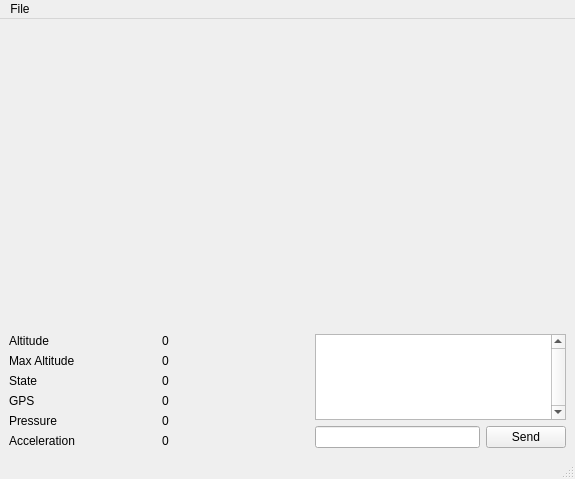
Before: the Qt Designer form main.ui in UBC-Rocket/UBCRocketGroundStation, drawn with Qt 5.
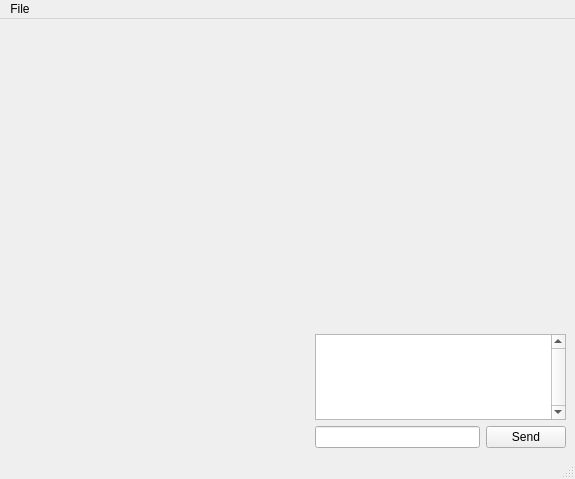
After: the same form once the commit is applied. Custom widgets are drawn as their Qt base class.

Commit message:
Add labels to rocket profiles
- Added a modular label system to the rocket profiles feature. Each rocket profile now has its own subclass and is constructed with an additional dictionary containing labels for various data from the rocket.
- Each subclass of RocketProfile (Tantalus, CoPilot, etc.) now contains a static method corresponding to every dictionary element that determines how to create the label for that data.

What changed in the file:
```diff
--- a/main.ui
+++ b/main.ui
@@ -15,130 +15,6 @@
   </property>
   <widget class="QWidget" name="centralwidget">
    <layout class="QGridLayout" name="gridLayout_2">
-    <item row="2" column="0">
-     <layout class="QGridLayout" name="gridLayout_6">
-      <item row="5" column="0">
-       <widget class="QLabel" name="label_9">
-        <property name="sizePolicy">
-         <sizepolicy hsizetype="Minimum" vsizetype="Preferred">
-          <horstretch>0</horstretch>
-          <verstretch>0</verstretch>
-         </sizepolicy>
-        </property>
-        <property name="text">
-         <string>Acceleration</string>
-        </property>
-       </widget>
-      </item>
-      <item row="0" column="1">
-       <widget class="QLabel" name="AltitudeLabel">
-        <property name="text">
-         <string>0</string>
-        </property>
-       </widget>
-      </item>
-      <item row="2" column="1">
-       <widget class="QLabel" name="StateLabel">
-        <property name="text">
-         <string>0</string>
-        </property>
-       </widget>
-      </item>
-      <item row="3" column="1">
-       <widget class="QLabel" name="GpsLabel">
-        <property name="text">
-         <string>0</string>
-        </property>
-       </widget>
-      </item>
-      <item row="5" column="1">
-       <widget class="QLabel" name="AccelerationLabel">
-        <property name="text">
-         <string>0</string>
-        </property>
-       </widget>
-      </item>
-      <item row="4" column="1">
-       <widget class="QLabel" name="PressureLabel">
-        <property name="text">
-         <string>0</string>
-        </property>
-       </widget>
-      </item>
-      <item row="3" column="0">
-       <widget class="QLabel" name="label_5">
-        <property name="sizePolicy">
-         <sizepolicy hsizetype="Minimum" vsizetype="Preferred">
-          <horstretch>0</horstretch>
-          <verstretch>0</verstretch>
-         </sizepolicy>
-        </property>
-        <property name="text">
-         <string>GPS</string>
-        </property>
-       </widget>
-      </item>
-      <item row="0" column="0">
-       <widget class="QLabel" name="label">
-        <property name="sizePolicy">
-         <sizepolicy hsizetype="Minimum" vsizetype="Preferred">
-          <horstretch>0</horstretch>
-          <verstretch>0</verstretch>
-         </sizepolicy>
-        </property>
-        <property name="text">
-         <string>Altitude</string>
-        </property>
-       </widget>
-      </item>
-      <item row="2" column="0">
-       <widget class="QLabel" name="label_3">
-        <property name="sizePolicy">
-         <sizepolicy hsizetype="Minimum" vsizetype="Preferred">
-          <horstretch>0</horstretch>
-          <verstretch>0</verstretch>
-         </sizepolicy>
-        </property>
-        <property name="text">
-         <string>State</string>
-        </property>
-       </widget>
-      </item>
-      <item row="4" column="0">
-       <widget class="QLabel" name="label_7">
-        <property name="sizePolicy">
-         <sizepolicy hsizetype="Minimum" vsizetype="Preferred">
-          <horstretch>0</horstretch>
-          <verstretch>0</verstretch>
-         </sizepolicy>
-        </property>
-        <property name="text">
-         <string>Pressure</string>
-        </property>
-       </widget>
-      </item>
-      <item row="1" column="0">
-       <widget class="QLabel" name="label_2">
-        <property name="sizePolicy">
-         <sizepolicy hsizetype="Minimum" vsizetype="Preferred">
-          <horstretch>0</horstretch>
-          <verstretch>0</verstretch>
-         </sizepolicy>
-        </property>
-        <property name="text">
-         <string>Max Altitude</string>
-        </property>
-       </widget>
-      </item>
-      <item row="1" column="1">
-       <widget class="QLabel" name="MaxAltitudeLabel">
-        <property name="text">
-         <string>0</string>
-        </property>
-       </widget>
-      </item>
-     </layout>
-    </item>
     <item row="0" column="4">
      <layout class="QGridLayout" name="gridLayout_5"/>
     </item>
```
Left out of the diff: 5 changed lines with no effect on the pictures. The commit also changes 5 other files.
